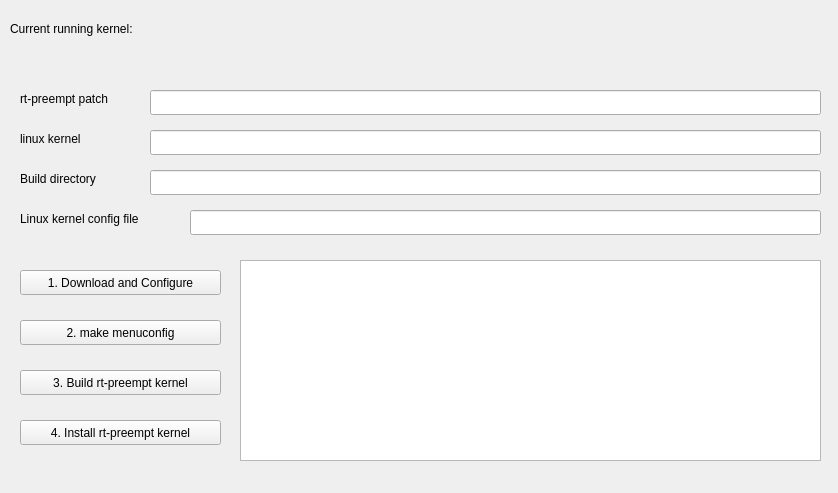
Qt form resource/RosRtpreempt.ui (flobotics/ros2_galactic_rqt_rt_preempt) before a commit.
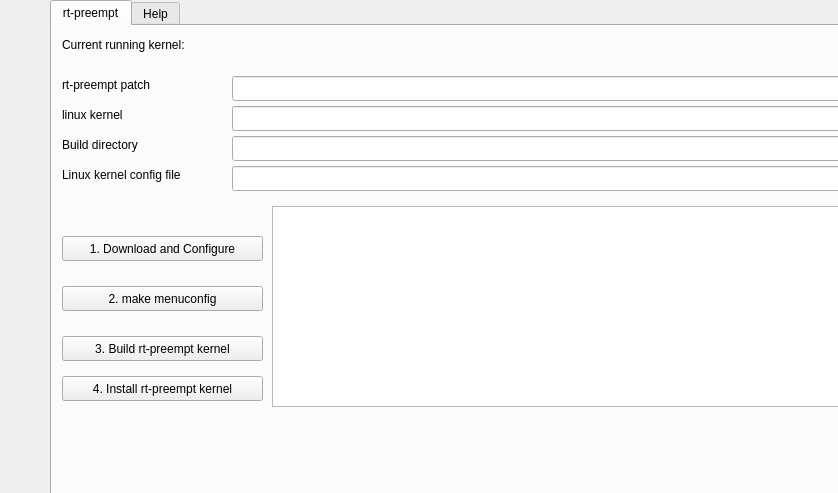
The same form after that commit.

Commit message: added help text

```diff
--- a/resource/RosRtpreempt.ui
+++ b/resource/RosRtpreempt.ui
@@ -13,24 +13,27 @@
   <property name="windowTitle">
    <string>Form</string>
   </property>
-  <widget class="QPushButton" name="buttonBuild">
+  <widget class="QTabWidget" name="tabWidget">
    <property name="geometry">
     <rect>
-     <x>20</x>
-     <y>370</y>
-     <width>201</width>
-     <height>25</height>
+     <x>50</x>
+     <y>0</y>
+     <width>851</width>
+     <height>501</height>
     </rect>
    </property>
-   <property name="text">
-    <string>3. Build rt-preempt kernel</string>
+   <property name="currentIndex">
+    <number>0</number>
    </property>
-  </widget>
+   <widget class="QWidget" name="tab">
+    <attribute name="title">
+     <string>rt-preempt</string>
+    </attribute>
   <widget class="QLabel" name="labelCurrentRunningKernel">
    <property name="geometry">
     <rect>
      <x>10</x>
-     <y>20</y>
+       <y>10</y>
      <width>811</width>
      <height>17</height>
     </rect>
@@ -39,31 +42,11 @@
     <string>Current running kernel:</string>
    </property>
   </widget>
-  <widget class="QLineEdit" name="lineEditRtpreemptPatch">
-   <property name="geometry">
-    <rect>
-     <x>150</x>
-     <y>90</y>
-     <width>671</width>
-     <height>25</height>
-    </rect>
-   </property>
-  </widget>
-  <widget class="QLineEdit" name="lineEditLinuxKernel">
-   <property name="geometry">
-    <rect>
-     <x>150</x>
-     <y>130</y>
-     <width>671</width>
-     <height>25</height>
-    </rect>
-   </property>
-  </widget>
   <widget class="QLabel" name="label">
    <property name="geometry">
     <rect>
-     <x>20</x>
-     <y>90</y>
+       <x>10</x>
+       <y>50</y>
      <width>121</width>
      <height>17</height>
     </rect>
@@ -72,11 +55,21 @@
     <string>rt-preempt patch</string>
    </property>
   </widget>
+    <widget class="QLineEdit" name="lineEditRtpreemptPatch">
+     <property name="geometry">
+      <rect>
+       <x>180</x>
+       <y>50</y>
+       <width>671</width>
+       <height>25</height>
+      </rect>
+     </property>
+    </widget>
   <widget class="QLabel" name="label_2">
    <property name="geometry">
     <rect>
-     <x>20</x>
-     <y>130</y>
+       <x>10</x>
+       <y>80</y>
      <width>91</width>
      <height>17</height>
     </rect>
@@ -85,11 +78,11 @@
     <string>linux kernel</string>
    </property>
   </widget>
-  <widget class="QLineEdit" name="lineEditBuildDir">
+    <widget class="QLineEdit" name="lineEditLinuxKernel">
    <property name="geometry">
     <rect>
-     <x>150</x>
-     <y>170</y>
+       <x>180</x>
+       <y>80</y>
      <width>671</width>
      <height>25</height>
     </rect>
@@ -98,8 +91,8 @@
   <widget class="QLabel" name="label_3">
    <property name="geometry">
     <rect>
-     <x>20</x>
-     <y>170</y>
+       <x>10</x>
+       <y>110</y>
      <width>111</width>
      <height>17</height>
     </rect>
@@ -108,21 +101,21 @@
     <string>Build directory</string>
    </property>
   </widget>
-  <widget class="QPlainTextEdit" name="plainTextEditLog">
+    <widget class="QLineEdit" name="lineEditBuildDir">
    <property name="geometry">
     <rect>
-     <x>240</x>
-     <y>260</y>
-     <width>581</width>
-     <height>201</height>
+       <x>180</x>
+       <y>110</y>
+       <width>671</width>
+       <height>25</height>
     </rect>
    </property>
   </widget>
   <widget class="QLabel" name="label_4">
    <property name="geometry">
     <rect>
-     <x>20</x>
-     <y>210</y>
+       <x>10</x>
+       <y>140</y>
      <width>161</width>
      <height>17</height>
     </rect>
@@ -134,31 +127,18 @@
   <widget class="QLineEdit" name="lineEditKernelConfig">
    <property name="geometry">
     <rect>
-     <x>190</x>
-     <y>210</y>
+       <x>180</x>
+       <y>140</y>
      <width>631</width>
      <height>25</height>
     </rect>
    </property>
   </widget>
-  <widget class="QPushButton" name="buttonMakeMenuconfig">
-   <property name="geometry">
-    <rect>
-     <x>20</x>
-     <y>320</y>
-     <width>201</width>
-     <height>25</height>
-    </rect>
-   </property>
-   <property name="text">
-    <string>2. make menuconfig</string>
-   </property>
-  </widget>
   <widget class="QPushButton" name="buttonDownloadConfigure">
    <property name="geometry">
     <rect>
-     <x>20</x>
-     <y>270</y>
+       <x>10</x>
+       <y>210</y>
      <width>201</width>
      <height>25</height>
     </rect>
@@ -167,11 +147,47 @@
     <string>1. Download and Configure</string>
    </property>
   </widget>
+    <widget class="QPushButton" name="buttonMakeMenuconfig">
+     <property name="geometry">
+      <rect>
+       <x>10</x>
+       <y>260</y>
+       <width>201</width>
+       <height>25</height>
+      </rect>
+     </property>
+     <property name="text">
+      <string>2. make menuconfig</string>
+     </property>
+    </widget>
+    <widget class="QPlainTextEdit" name="plainTextEditLog">
+     <property name="geometry">
+      <rect>
+       <x>220</x>
+       <y>180</y>
+       <width>581</width>
+       <height>201</height>
+      </rect>
+     </property>
+    </widget>
+    <widget class="QPushButton" name="buttonBuild">
+     <property name="geometry">
+      <rect>
+       <x>10</x>
+       <y>310</y>
+       <width>201</width>
+       <height>25</height>
+      </rect>
+     </property>
+     <property name="text">
+      <string>3. Build rt-preempt kernel</string>
+     </property>
+    </widget>
   <widget class="QPushButton" name="buttonInstall">
    <property name="geometry">
     <rect>
-     <x>20</x>
-     <y>420</y>
+       <x>10</x>
+       <y>350</y>
      <width>201</width>
      <height>25</height>
     </rect>
@@ -179,6 +195,23 @@
    <property name="text">
     <string>4. Install rt-preempt kernel</string>
    </property>
+    </widget>
+   </widget>
+   <widget class="QWidget" name="tab_2">
+    <attribute name="title">
+     <string>Help</string>
+    </attribute>
+    <widget class="QPlainTextEdit" name="plainTextEditHelp">
+     <property name="geometry">
+      <rect>
+       <x>20</x>
+       <y>30</y>
+       <width>751</width>
+       <height>411</height>
+      </rect>
+     </property>
+    </widget>
+   </widget>
   </widget>
  </widget>
  <resources/>
```
Lines whose indentation alone changed are shown as unchanged. The commit also changes 1 other file.
